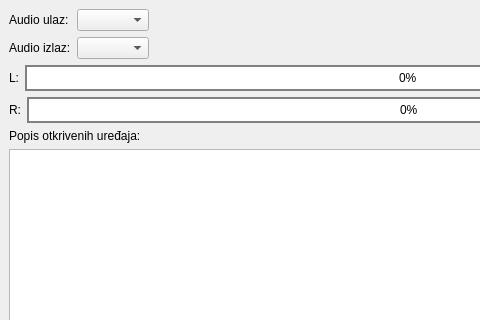
mkovac700/diplomski-rad, file Software/audio-visualizer/mainwindow.ui: the form before one commit; both pictures show x 0 to 480 and y 0 to 320 of the 800 by 600 pixel window.
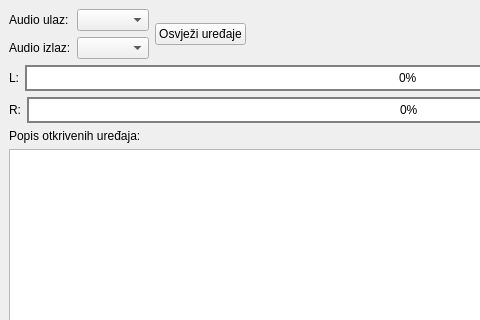
The form after the commit.

```diff
--- a/Software/audio-visualizer/mainwindow.ui
+++ b/Software/audio-visualizer/mainwindow.ui
@@ -49,6 +49,13 @@
         </item>
        </layout>
       </item>
+      <item>
+       <widget class="QPushButton" name="pushButton_OsvjeziUredaje">
+        <property name="text">
+         <string>Osvježi uređaje</string>
+        </property>
+       </widget>
+      </item>
       <item>
        <spacer name="horizontalSpacer">
         <property name="orientation">
```
